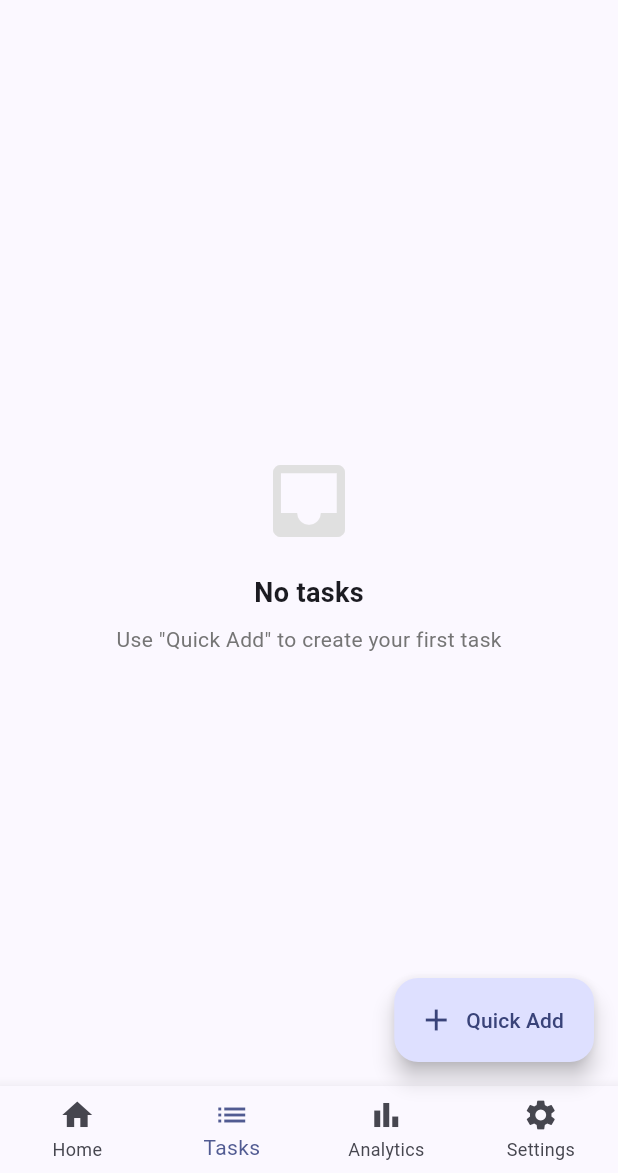
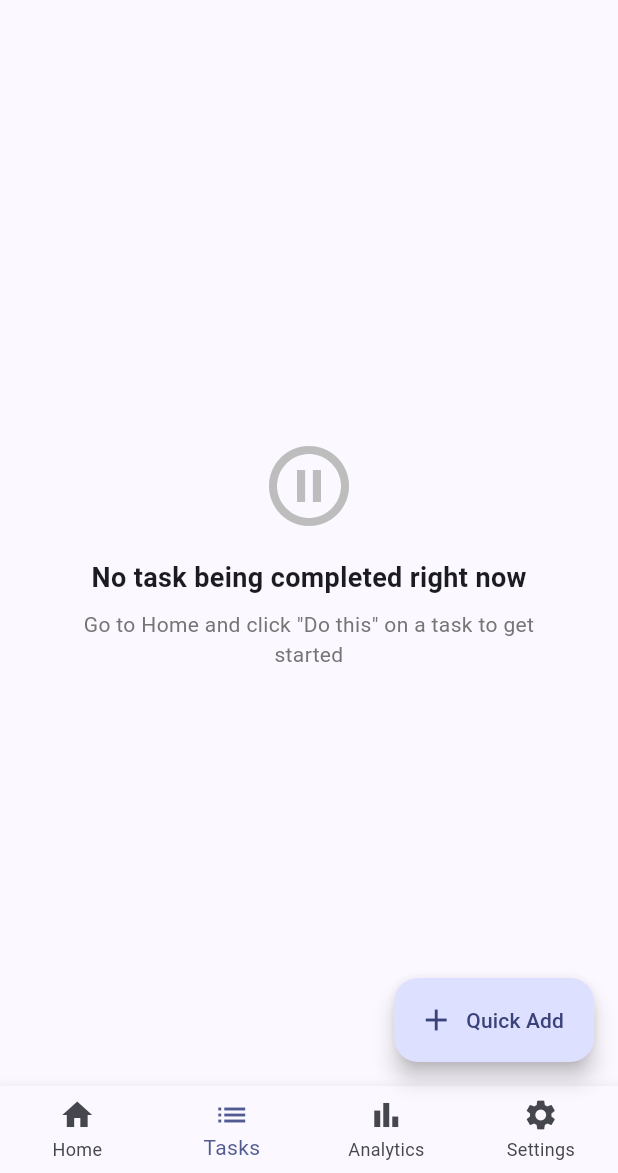
Before and after one commit to dakshsriv/HTR_2025, a Flutter app: the screen it shows after launch, item 2 of the bottom bar chosen, on a phone screen of 412 x 824 dp, the part 63-1236 px from its top. Run offline on Flutter 3.47's test engine with Material 3 defaults, Android fonts, the phone set to English and light mode, and no system bars; our stand-ins replace shared_preferences.

```diff
--- a/clockwork/lib/providers/task_provider.dart
+++ b/clockwork/lib/providers/task_provider.dart
@@ -31,10 +31,19 @@ class TaskProvider extends ChangeNotifier {
   List<Course> get courses => _courses;
   UserSettings get settings => _settings;
 
-  /// Get incomplete tasks sorted by most recent first.
-  List<Task> get incompleteTasks =>
-      _tasks.where((t) => !t.isCompleted).toList()
-        ..sort((a, b) => b.createdAt.compareTo(a.createdAt));
+  /// Get incomplete tasks sorted by closest due date first.
+  List<Task> get incompleteTasks {
+    final incomplete = _tasks.where((t) => !t.isCompleted).toList();
+    incomplete.sort((a, b) {
+      // Handle null due dates (no deadline = put at end)
+      if (a.dueDate == null && b.dueDate == null) return 0;
+      if (a.dueDate == null) return 1; // a has no due date, put it after b
+      if (b.dueDate == null) return -1; // b has no due date, put it after a
+      // Both have due dates: sort by closest first
+      return a.dueDate!.compareTo(b.dueDate!);
+    });
+    return incomplete;
+  }
 
   /// Get the next task to display in "Right Now" view.
   /// Returns the oldest incomplete task that should be worked on now.
--- a/clockwork/lib/providers/timer_provider.dart
+++ b/clockwork/lib/providers/timer_provider.dart
@@ -204,6 +204,12 @@ class TimerProvider extends ChangeNotifier {
     notifyListeners();
   }
 
+  /// Switch to a new task, clearing the previous one
+  void switchTask(Task newTask) {
+    clearTimer();
+    startTimer(newTask);
+  }
+
   /// Clear the active timer (user switched to different task)
   void clearTimer() {
     _activeTask = null;
--- a/clockwork/lib/widgets/task_list_view.dart
+++ b/clockwork/lib/widgets/task_list_view.dart
@@ -1,6 +1,7 @@
 import 'package:flutter/material.dart';
 import 'package:provider/provider.dart';
 import '../providers/task_provider.dart';
+import '../providers/timer_provider.dart';
 
 /// Task List View - Displays all tasks with completion and deletion.
 ///
@@ -14,8 +15,45 @@ class TaskListView extends StatelessWidget {
 
   @override
   Widget build(BuildContext context) {
-    return Consumer<TaskProvider>(
-      builder: (context, taskProvider, _) {
+    return Consumer2<TaskProvider, TimerProvider>(
+      builder: (context, taskProvider, timerProvider, _) {
+        final activeTask = timerProvider.activeTask;
+
+        // If no active task, show idle message
+        if (activeTask == null) {
+          return Center(
+            child: Padding(
+              padding: const EdgeInsets.all(32.0),
+              child: Column(
+                mainAxisAlignment: MainAxisAlignment.center,
+                children: [
+                  Icon(
+                    Icons.pause_circle_outline,
+                    size: 64,
+                    color: Colors.grey.shade400,
+                  ),
+                  const SizedBox(height: 16),
+                  const Text(
+                    'No task being completed right now',
+                    style: TextStyle(
+                      fontSize: 18,
+                      fontWeight: FontWeight.w600,
+                    ),
+                  ),
+                  const SizedBox(height: 8),
+                  Text(
+                    'Go to Home and click "Do this" on a task to get started',
+                    textAlign: TextAlign.center,
+                    style: TextStyle(
+                      color: Colors.grey.shade600,
+                    ),
+                  ),
+                ],
+              ),
+            ),
+          );
+        }
+
         final tasks = taskProvider.incompleteTasks;
 
         if (tasks.isEmpty) {
```
Also changed, not shown: clockwork/lib/screens/home_screen.dart (+31 -1 lines), clockwork/lib/widgets/due_date_progress_bar.dart (added, +60 -0 lines), clockwork/lib/widgets/quick_capture_dialog.dart (+68 -6 lines).
